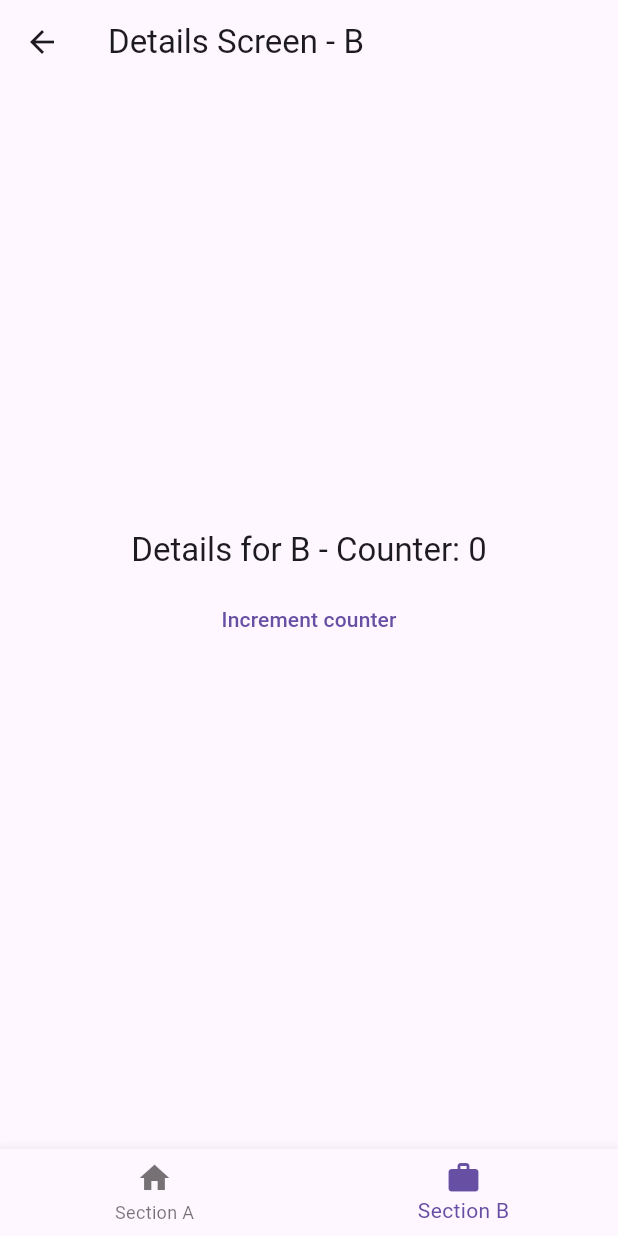
After one commit to Codetroupe/flutter_application_demo, a Flutter app: the screen it shows after launch, item 2 of the bottom bar chosen, after a tap on "View details", on a phone screen of 412 x 824 dp. The commit adds this screen. Run offline on Flutter 3.47's test engine with Material 3 defaults, Android fonts, the phone set to English and light mode, and no system bars; our stand-ins replace go_router, rxdart; missing offline and left inert: flutter_adaptive_scaffold.

Commit message:
add go_router

```diff
--- a/lib/main.dart
+++ b/lib/main.dart
@@ -1,33 +1,21 @@
 import 'package:flutter/material.dart';
+import 'package:flutter_application_demo/routes/router.dart';
 import 'package:rxdart/rxdart.dart';
+import 'dart:developer';
+import 'package:flutter_adaptive_scaffold/flutter_adaptive_scaffold.dart';
+
 void main() {
-  runApp(const RxDartApp());
+  runApp(const NestedTabNavigationExampleApp());
 }
 
 class MyApp extends StatelessWidget {
   const MyApp({super.key});
 
-  // This widget is the root of your application.
   @override
   Widget build(BuildContext context) {
     return MaterialApp(
       title: 'Flutter Demo',
       theme: ThemeData(
-        // This is the theme of your application.
-        //
-        // TRY THIS: Try running your application with "flutter run". You'll see
-        // the application has a purple toolbar. Then, without quitting the app,
-        // try changing the seedColor in the colorScheme below to Colors.green
-        // and then invoke "hot reload" (save your changes or press the "hot
-        // reload" button in a Flutter-supported IDE, or press "r" if you used
-        // the command line to start the app).
-        //
-        // Notice that the counter didn't reset back to zero; the application
-        // state is not lost during the reload. To reset the state, use hot
-        // restart instead.
-        //
-        // This works for code too, not just values: Most code changes can be
-        // tested with just a hot reload.
         colorScheme: ColorScheme.fromSeed(seedColor: Colors.deepPurple),
         useMaterial3: true,
       ),
@@ -38,15 +26,6 @@ class MyApp extends StatelessWidget {
 
 class MyHomePage extends StatefulWidget {
   const MyHomePage({super.key, required this.title});
-
-  // This widget is the home page of your application. It is stateful, meaning
-  // that it has a State object (defined below) that contains fields that affect
-  // how it looks.
-
-  // This class is the configuration for the state. It holds the values (in this
-  // case the title) provided by the parent (in this case the App widget) and
-  // used by the build method of the State. Fields in a Widget subclass are
-  // always marked "final".
 
   final String title;
 
@@ -59,50 +38,19 @@ class _MyHomePageState extends State<MyHomePage> {
 
   void _incrementCounter() {
     setState(() {
-      // This call to setState tells the Flutter framework that something has
-      // changed in this State, which causes it to rerun the build method below
-      // so that the display can reflect the updated values. If we changed
-      // _counter without calling setState(), then the build method would not be
-      // called again, and so nothing would appear to happen.
       _counter++;
     });
   }
 
   @override
   Widget build(BuildContext context) {
-    // This method is rerun every time setState is called, for instance as done
-    // by the _incrementCounter method above.
-    //
-    // The Flutter framework has been optimized to make rerunning build methods
-    // fast, so that you can just rebuild anything that needs updating rather
-    // than having to individually change instances of widgets.
     return Scaffold(
       appBar: AppBar(
-        // TRY THIS: Try changing the color here to a specific color (to
-        // Colors.amber, perhaps?) and trigger a hot reload to see the AppBar
-        // change color while the other colors stay the same.
         backgroundColor: Theme.of(context).colorScheme.inversePrimary,
-        // Here we take the value from the MyHomePage object that was created by
-        // the App.build method, and use it to set our appbar title.
         title: Text(widget.title),
       ),
       body: Center(
-        // Center is a layout widget. It takes a single child and positions it
-        // in the middle of the parent.
         child: Column(
-          // Column is also a layout widget. It takes a list of children and
-          // arranges them vertically. By default, it sizes itself to fit its
-          // children horizontally, and tries to be as tall as its parent.
-          //
-          // Column has various properties to control how it sizes itself and
-          // how it positions its children. Here we use mainAxisAlignment to
-          // center the children vertically; the main axis here is the vertical
-          // axis because Columns are vertical (the cross axis would be
-          // horizontal).
-          //
-          // TRY THIS: Invoke "debug painting" (choose the "Toggle Debug Paint"
-          // action in the IDE, or press "p" in the console), to see the
-          // wireframe for each widget.
           mainAxisAlignment: MainAxisAlignment.center,
           children: <Widget>[
             const Text(
@@ -126,6 +74,7 @@ class _MyHomePageState extends State<MyHomePage> {
 
 class RxDartApp extends StatelessWidget {
   const RxDartApp({super.key});
+
   @override
   Widget build(BuildContext context) {
     return MaterialApp(
@@ -140,7 +89,9 @@ class RxDartApp extends StatelessWidget {
 
 class RxDartHomePage extends StatefulWidget {
   const RxDartHomePage({super.key, required this.title});
+
   final String title;
+
   @override
   State<RxDartHomePage> createState() => _RxDartHomePageState();
 }
@@ -155,7 +106,11 @@ class _RxDartHomePageState extends State<RxDartHomePage> {
   }
 
   void _incrementCounter() {
+    Timeline.startSync('fetchData');
     _counterSubject.add(_counterSubject.value + 1);
+    Timeline.finishSync();
+    Timeline.instantSync('customEvent',
+        arguments: {'message': 'Custom event recorded'});
   }
 
   @override
@@ -189,3 +144,20 @@ class _RxDartHomePageState extends State<RxDartHomePage> {
     );
   }
 }
+
+/// An example demonstrating how to use nested navigators
+class NestedTabNavigationExampleApp extends StatelessWidget {
+  /// Creates a NestedTabNavigationExampleApp
+  const NestedTabNavigationExampleApp({super.key});
+
+  @override
+  Widget build(BuildContext context) {
+    return MaterialApp.router(
+      title: 'Flutter Demo',
+      theme: ThemeData(
+        primarySwatch: Colors.blue,
+      ),
+      routerConfig: router,
+    );
+  }
+}
--- /dev/null
+++ b/lib/routes/route_navigation.dart
@@ -0,0 +1,116 @@
+import 'package:flutter/material.dart';
+import 'package:flutter_application_demo/routes/router_page.dart';
+import 'package:flutter_application_demo/ui/page/details_screen.dart';
+import 'package:flutter_application_demo/ui/page/root_screen.dart';
+import 'package:go_router/go_router.dart';
+
+/// author:20254 on 2024/3/28 16:28
+/// email:junfengling88@gmail.com
+/// desc:导航路由
+
+
+final GlobalKey<NavigatorState> _sectionANavigatorKey =
+    GlobalKey<NavigatorState>(debugLabel: 'sectionANav');
+
+///导航图标,标题设置
+class ScaffoldWithNavBar extends StatelessWidget {
+  /// Constructs an [ScaffoldWithNavBar].
+  const ScaffoldWithNavBar({
+    required this.navigationShell,
+    Key? key,
+  }) : super(key: key ?? const ValueKey<String>('ScaffoldWithNavBar'));
+
+  /// The navigation shell and container for the branch Navigators.
+  final StatefulNavigationShell navigationShell;
+
+  @override
+  Widget build(BuildContext context) {
+    return Scaffold(
+      body: navigationShell,
+      bottomNavigationBar: BottomNavigationBar(
+        // Here, the items of BottomNavigationBar are hard coded. In a real
+        // world scenario, the items would most likely be generated from the
+        // branches of the shell route, which can be fetched using
+        // `navigationShell.route.branches`.
+        items: const <BottomNavigationBarItem>[
+          BottomNavigationBarItem(icon: Icon(Icons.home), label: 'Section A'),
+          BottomNavigationBarItem(icon: Icon(Icons.work), label: 'Section B'),
+        ],
+        currentIndex: navigationShell.currentIndex,
+        onTap: (int index) => _onTap(context, index),
+      ),
+    );
+  }
+
+  /// Navigate to the current location of the branch at the provided index when
+  /// tapping an item in the BottomNavigationBar.
+  void _onTap(BuildContext context, int index) {
+    // When navigating to a new branch, it's recommended to use the goBranch
+    // method, as doing so makes sure the last navigation state of the
+    // Navigator for the branch is restored.
+    navigationShell.goBranch(
+      index,
+      // A common pattern when using bottom navigation bars is to support
+      // navigating to the initial location when tapping the item that is
+      // already active. This example demonstrates how to support this behavior,
+      // using the initialLocation parameter of goBranch.
+      initialLocation: index == navigationShell.currentIndex,
+    );
+  }
+}
+
+///导航路由集合
+final List<RouteBase> routerNavigation = [
+  StatefulShellRoute.indexedStack(
+    builder: (BuildContext context, GoRouterState state,
+        StatefulNavigationShell navigationShell) {
+      // Return the widget that implements the custom shell (in this case
+      // using a BottomNavigationBar). The StatefulNavigationShell is passed
+      // to be able access the state of the shell and to navigate to other
+      // branches in a stateful way.
+      return ScaffoldWithNavBar(navigationShell: navigationShell);
+    },
+    branches: <StatefulShellBranch>[
+      // The route branch for the first tab of the bottom navigation bar.
+      StatefulShellBranch(
+        navigatorKey: _sectionANavigatorKey,
+        routes: <RouteBase>[
+          GoRoute(
+            path: '/a',
+            builder: (BuildContext context, GoRouterState state) =>
+                const RootScreen(
+              label: 'A',
+              detailsPath: '/a/details',
+              secondDetailsPath: '/c',
+            ),
+            routes: <RouteBase>[
+              // The details screen to display stacked on navigator of the
+              // first tab. This will cover screen A but not the application
+              // shell (bottom navigation bar).
+              ...routerTabOfHome
+            ],
+          ),
+        ],
+      ),
+      // The route branch for the second tab of the bottom navigation bar.
+      StatefulShellBranch(
+        // It's not necessary to provide a navigatorKey if it isn't also
+        // needed elsewhere. If not provided, a default key will be used.
+        routes: <RouteBase>[
+          GoRoute(
+            // The screen to display as the root in the second tab of the
+            // bottom navigation bar.
+            path: '/b',
+            builder: (BuildContext context, GoRouterState state) =>
+                const RootScreen(
+              label: 'B',
+              detailsPath: '/b/details/1',
+              secondDetailsPath: '/settings',
+            ),
+            routes: <RouteBase>[...routerTabOfProject],
+          ),
+        ],
+      ),
+    ],
+  ),
+];
--- /dev/null
+++ b/lib/routes/router.dart
@@ -0,0 +1,31 @@
+import 'package:flutter/material.dart';
+import 'package:flutter_application_demo/routes/route_navigation.dart';
+import 'package:go_router/go_router.dart';
+
+final GlobalKey<NavigatorState> _rootNavigatorKey =
+    GlobalKey<NavigatorState>(debugLabel: 'root');
+
+/// The route configuration.
+final GoRouter router = GoRouter(
+
+  navigatorKey: _rootNavigatorKey,
+  initialLocation: '/a',
+  routes: <RouteBase>[
+    ///导航路由
+    ...routerNavigation,
+  ],
+  errorBuilder: (_, GoRouterState state) => Scaffold(
+    appBar: AppBar(title: const Text('Page not found')),
+    body: Center(
+        child: Column(
+      mainAxisAlignment: MainAxisAlignment.center,
+      children: <Widget>[
+        Text('${state.uri} does not exist'),
+        ElevatedButton(
+            onPressed: () => router.go('/a'), child: const Text('Go to home')),
+      ],
+    )),
+  ),
+  // 配置全局转场动画
+
+);
--- /dev/null
+++ b/lib/routes/router_base.dart
@@ -0,0 +1,31 @@
+// author:20254 on 2024/3/28 18:26
+// email:junfengling88@gmail.com
+// desc:
+
+import 'package:flutter/material.dart';
+import 'package:go_router/go_router.dart';
+
+fadeTransitionPage(path, child) {
+  return GoRoute(
+    path: path,
+    pageBuilder: (BuildContext context, GoRouterState state) {
+      return CustomTransitionPage<void>(
+        key: state.pageKey,
+        child: child,
+        transitionDuration: const Duration(milliseconds: 150),
+        transitionsBuilder: (BuildContext context,
+            Animation<double> animation,
+            Animation<double> secondaryAnimation,
+            Widget child) {
+          // Change the opacity of the screen using a Curve based on the the animation's
+          // value
+          return FadeTransition(
+            opacity:
+            CurveTween(curve: Curves.easeInOut).animate(animation),
+            child: child,
+          );
+        },
+      );
+    },
+  );
+}
--- /dev/null
+++ b/lib/routes/router_page.dart
@@ -0,0 +1,28 @@
+// author:20254 on 2024/3/28 16:51
+// email:junfengling88@gmail.com
+// desc:
+
+
+import 'package:flutter/material.dart';
+import 'package:flutter_application_demo/routes/router_base.dart';
+import 'package:flutter_application_demo/ui/page/details_screen.dart';
+import 'package:go_router/go_router.dart';
+
+///首页分支页面路由集合
+final List<RouteBase> routerTabOfHome = [
+  GoRoute(
+    path: 'details',
+    builder: (BuildContext context, GoRouterState state) =>
+    const DetailsScreen(label: 'A'),
+  ),
+];
+
+
+///工作分支页面路由集合
+final List<RouteBase> routerTabOfProject = [
+  fadeTransitionPage('details/:param',DetailsScreen(
+    label: 'B',
+    // param: state.pathParameters['param'],
+  )),
+
+];
--- /dev/null
+++ b/lib/routes/test.dart
@@ -0,0 +1,3 @@
+// author:20254 on 2024/3/28 16:28
+// email:junfengling88@gmail.com
+/// desc:
--- /dev/null
+++ b/lib/ui/page/details_screen.dart
@@ -0,0 +1,94 @@
+// author:20254 on 2024/3/28 16:46
+// email:junfengling88@gmail.com
+// desc:
+
+import 'package:flutter/material.dart';
+import 'package:go_router/go_router.dart';
+
+/// The details screen for either the A or B screen.
+class DetailsScreen extends StatefulWidget {
+  /// Constructs a [DetailsScreen].
+  const DetailsScreen({
+    required this.label,
+    this.param,
+    this.extra,
+    this.withScaffold = true,
+    super.key,
+  });
+
+  /// The label to display in the center of the screen.
+  final String label;
+
+  /// Optional param
+  final String? param;
+
+  /// Optional extra object
+  final Object? extra;
+
+  /// Wrap in scaffold
+  final bool withScaffold;
+
+  @override
+  State<StatefulWidget> createState() => DetailsScreenState();
+}
+
+/// The state for DetailsScreen
+class DetailsScreenState extends State<DetailsScreen> {
+  int _counter = 0;
+
+  @override
+  Widget build(BuildContext context) {
+    if (widget.withScaffold) {
+      return Scaffold(
+        appBar: AppBar(
+          title: Text('Details Screen - ${widget.label}'),
+        ),
+        body: _build(context),
+      );
+    } else {
+      return ColoredBox(
+        color: Theme.of(context).scaffoldBackgroundColor,
+        child: _build(context),
+      );
+    }
+  }
+
+  Widget _build(BuildContext context) {
+    return Center(
+      child: Column(
+        mainAxisSize: MainAxisSize.min,
+        children: <Widget>[
+          Text('Details for ${widget.label} - Counter: $_counter',
+              style: Theme.of(context).textTheme.titleLarge),
+          const Padding(padding: EdgeInsets.all(4)),
+          TextButton(
+            onPressed: () {
+              setState(() {
+                _counter++;
+              });
+            },
+            child: const Text('Increment counter'),
+          ),
+          const Padding(padding: EdgeInsets.all(8)),
+          if (widget.param != null)
+            Text('Parameter: ${widget.param!}',
+                style: Theme.of(context).textTheme.titleMedium),
+          const Padding(padding: EdgeInsets.all(8)),
+          if (widget.extra != null)
+            Text('Extra: ${widget.extra!}',
+                style: Theme.of(context).textTheme.titleMedium),
+          if (!widget.withScaffold) ...<Widget>[
+            const Padding(padding: EdgeInsets.all(16)),
+            TextButton(
+              onPressed: () {
+                GoRouter.of(context).pop();
+              },
+              child: const Text('< Back',
+                  style: TextStyle(fontWeight: FontWeight.bold, fontSize: 18)),
+            ),
+          ]
+        ],
+      ),
+    );
+  }
+}
--- /dev/null
+++ b/lib/ui/page/root_screen.dart
@@ -0,0 +1,59 @@
+// author:20254 on 2024/3/28 16:44
+// email:junfengling88@gmail.com
+// desc:
+
+import 'package:flutter/material.dart';
+import 'package:go_router/go_router.dart';
+
+/// Widget for the root/initial pages in the bottom navigation bar.
+class RootScreen extends StatelessWidget {
+  /// Creates a RootScreen
+  const RootScreen({
+    required this.label,
+    required this.detailsPath,
+    this.secondDetailsPath,
+    super.key,
+  });
+
+  /// The label
+  final String label;
+
+  /// The path to the detail page
+  final String detailsPath;
+
+  /// The path to another detail page
+  final String? secondDetailsPath;
+
+  @override
+  Widget build(BuildContext context) {
+    return Scaffold(
+      appBar: AppBar(
+        title: Text('Root of section $label'),
+      ),
+      body: Center(
+        child: Column(
+          mainAxisSize: MainAxisSize.min,
+          children: <Widget>[
+            Text('Screen $label',
+                style: Theme.of(context).textTheme.titleLarge),
+            const Padding(padding: EdgeInsets.all(4)),
+            TextButton(
+              onPressed: () {
+                GoRouter.of(context).go(detailsPath, extra: '$label-XYZ');
+              },
+              child: const Text('View details'),
+            ),
+            const Padding(padding: EdgeInsets.all(4)),
+            if (secondDetailsPath != null)
+              TextButton(
+                onPressed: () {
+                  GoRouter.of(context).go(secondDetailsPath!);
+                },
+                child: const Text('View more details'),
+              ),
+          ],
+        ),
+      ),
+    );
+  }
+}
```
Also changed, not shown: pubspec.yaml (+5 -2 lines), pubspec.lock, 1 other file.
